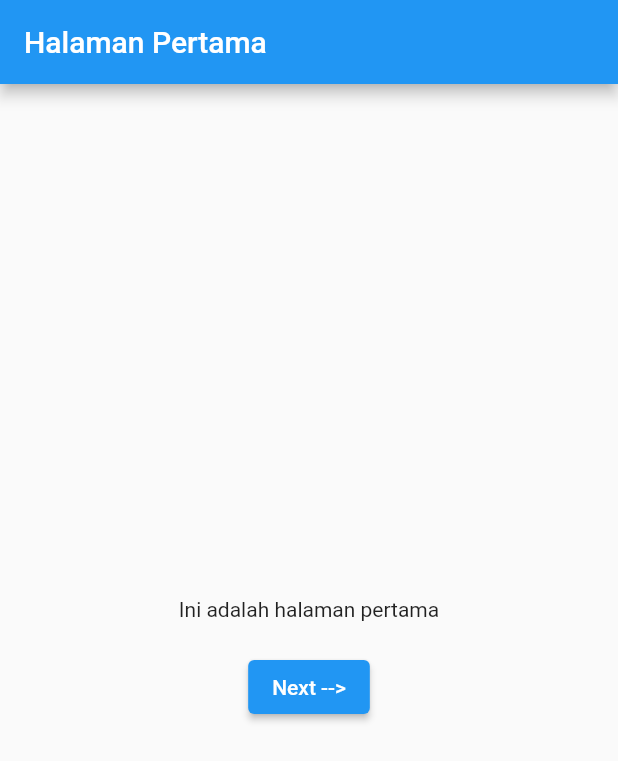
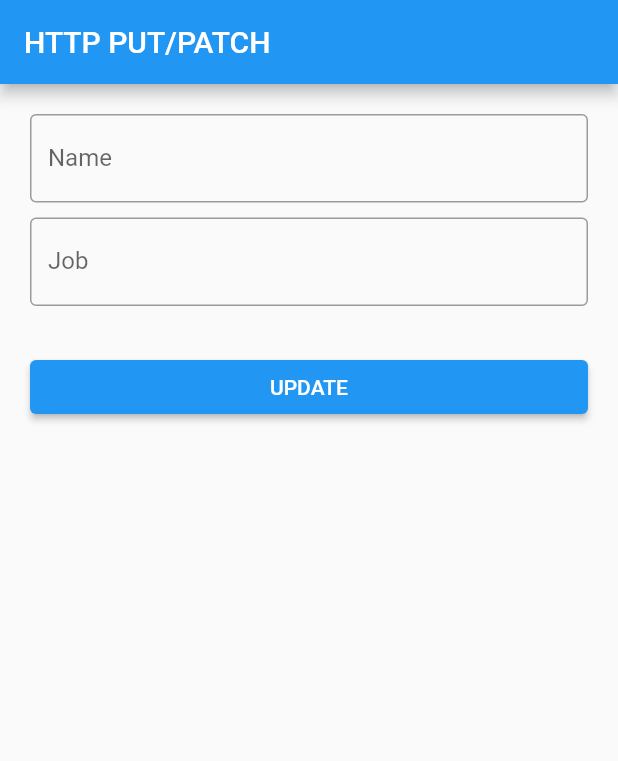
Before and after one commit to triagung128/flutter-learn-basic, a Flutter app: the screen it shows after launch, on a phone screen of 412 x 824 dp. Shown: the top 761 px of the screen. Run offline on Flutter 3.47's test engine with Material 2 defaults, Android fonts, the phone set to English and light mode, and no system bars; network calls fail.

Commit message:
belajar http request

```diff
--- /dev/null
+++ b/lib/belajar_http/http_put.dart
@@ -0,0 +1,111 @@
+import 'dart:convert';
+
+import 'package:flutter/material.dart';
+import 'package:http/http.dart' as http;
+
+class HttpPut extends StatefulWidget {
+  const HttpPut({Key? key}) : super(key: key);
+
+  @override
+  State<HttpPut> createState() => _HttpPutState();
+}
+
+class _HttpPutState extends State<HttpPut> {
+  final String _url = "https://reqres.in/api/users/2";
+
+  TextEditingController _nameC = TextEditingController();
+  TextEditingController _jobC = TextEditingController();
+
+  Future getUser() async {
+    var response = await http.get(Uri.parse(_url));
+
+    Map<String, dynamic> data =
+        (json.decode(response.body) as Map<String, dynamic>)["data"];
+
+    _nameC = TextEditingController(
+      text: "${data["first_name"]} ${data["last_name"]}",
+    );
+    _jobC = TextEditingController(text: data["email"]);
+  }
+
+  @override
+  Widget build(BuildContext context) {
+    void showSnackbar({required bool success}) {
+      ScaffoldMessenger.of(context).showSnackBar(
+        SnackBar(
+          content: success
+              ? const Text("successfully changed data")
+              : const Text("failed to change data"),
+          backgroundColor: success ? Colors.green : Colors.red,
+        ),
+      );
+    }
+
+    return Scaffold(
+      appBar: AppBar(
+        title: const Text(
+          "HTTP PUT/PATCH",
+        ),
+      ),
+      body: FutureBuilder(
+          future: getUser(),
+          builder: (context, snapshot) {
+            if (snapshot.connectionState == ConnectionState.waiting) {
+              return const Center(
+                child: Text("LOADING..."),
+              );
+            } else {
+              return ListView(
+                padding: const EdgeInsets.all(20),
+                children: [
+                  TextField(
+                    controller: _nameC,
+                    autocorrect: false,
+                    keyboardType: TextInputType.name,
+                    decoration: const InputDecoration(
+                      labelText: "Name",
+                      border: OutlineInputBorder(),
+                    ),
+                  ),
+                  const SizedBox(
+                    height: 10,
+                  ),
+                  TextField(
+                    controller: _jobC,
+                    autocorrect: false,
+                    keyboardType: TextInputType.text,
+                    decoration: const InputDecoration(
+                      labelText: "Job",
+                      border: OutlineInputBorder(),
+                    ),
+                  ),
+                  const SizedBox(
+                    height: 30,
+                  ),
+                  ElevatedButton(
+                    onPressed: () async {
+                      var response = await http.put(
+                        Uri.parse(_url),
+                        body: {
+                          "name": _nameC.text,
+                          "job": _jobC.text,
+                        },
+                      );
+
+                      if (response.statusCode == 200) {
+                        showSnackbar(success: true);
+                      } else {
+                        showSnackbar(success: false);
+                      }
+                    },
+                    child: const Text(
+                      "UPDATE",
+                    ),
+                  ),
+                ],
+              );
+            }
+          }),
+    );
+  }
+}
--- a/lib/main.dart
+++ b/lib/main.dart
@@ -1,5 +1,5 @@
 import 'package:flutter/material.dart';
-import 'package:learn_flutter/belajar_navigation/halaman_pertama.dart';
+import 'package:learn_flutter/belajar_http/http_put.dart';
 
 void main() => runApp(const MyApp());
 
@@ -10,7 +10,7 @@ class MyApp extends StatelessWidget {
   Widget build(BuildContext context) {
     return const MaterialApp(
       debugShowCheckedModeBanner: false,
-      home: HalamanPertama(),
+      home: HttpPut(),
     );
   }
 }
```
Also changed, not shown: lib/belajar_http/http_delete.dart (added, +88 -0 lines), lib/belajar_http/http_get.dart (added, +86 -0 lines), lib/belajar_http/http_post.dart (added, +80 -0 lines).
